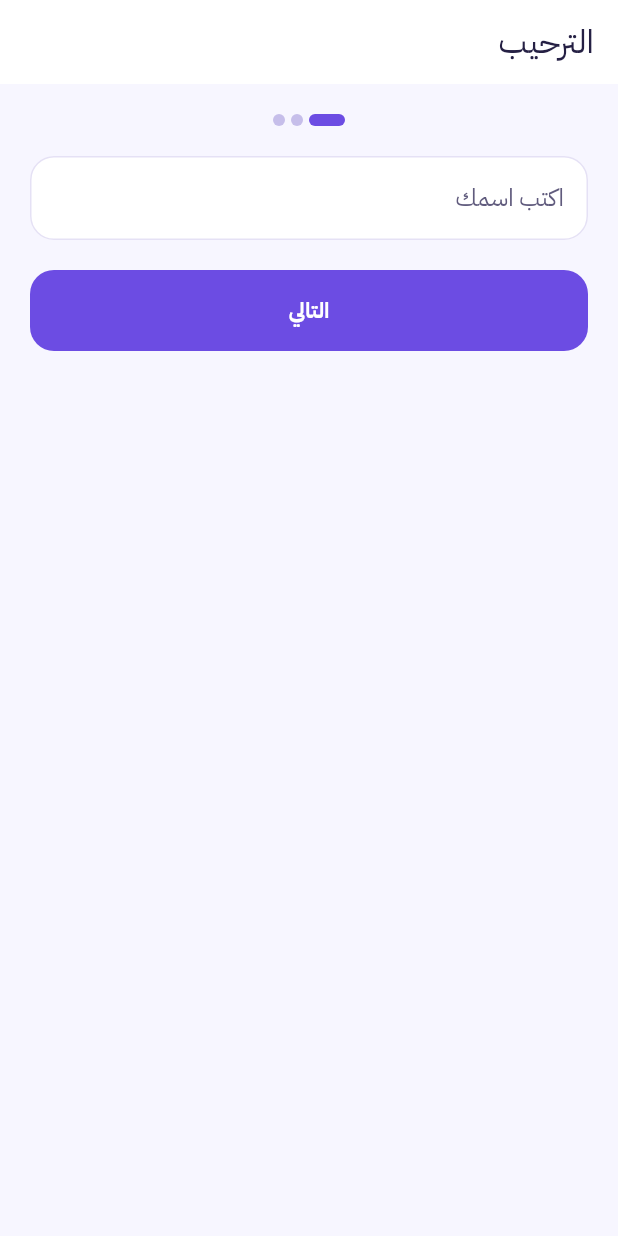
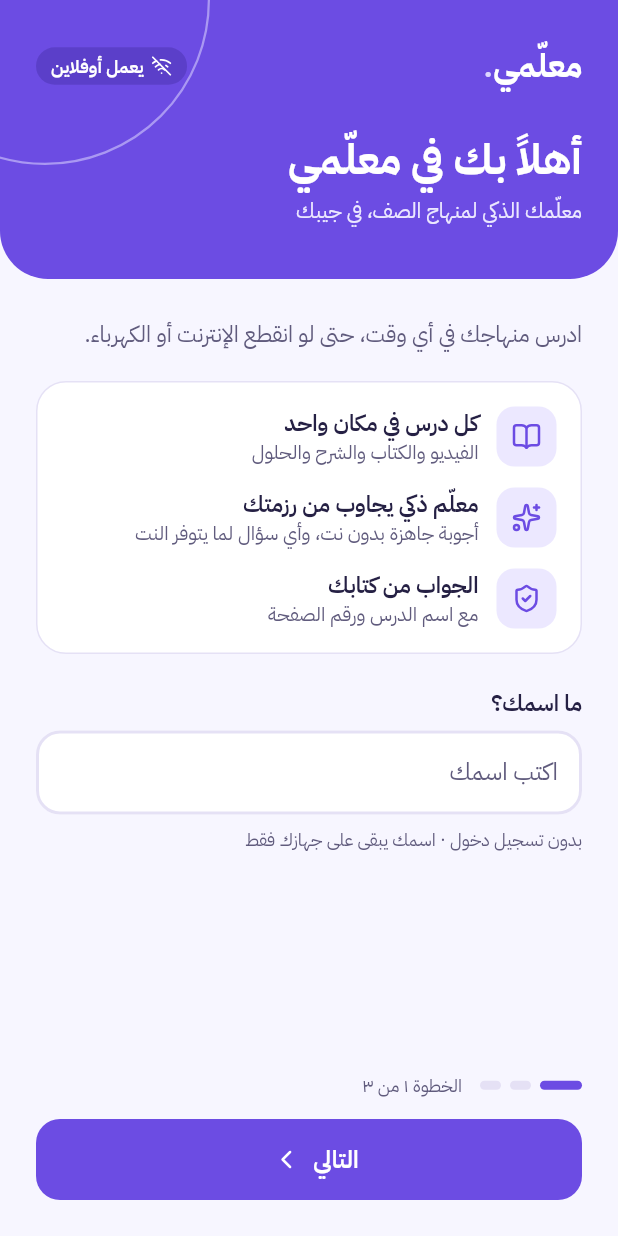
Before and after one commit to KamalAmassi/mualimi, a Flutter app: the screen it shows after launch, on a phone screen of 412 x 824 dp. Run offline on Flutter 3.47's test engine with Material 3 defaults, Android fonts, the phone set to English and light mode, and no system bars; our stand-ins replace connectivity_plus, dartz, device_info_plus, drift, equatable, flutter_local_notifications and 3 more; missing offline and left inert: background_downloader, sqlite3; accounts and stored records are empty; generated files the repository leaves out were written again; statements that could not run were skipped.

Commit message:
Add Welcome screen

```diff
--- a/lib/features/onboarding/presentation/pages/welcome_page.dart
+++ b/lib/features/onboarding/presentation/pages/welcome_page.dart
@@ -1,34 +1,81 @@
 import 'package:flutter/material.dart';
+import 'package:flutter/services.dart';
 import 'package:get/get.dart';
 
+import '../../../../core/constants/app_colors.dart';
 import '../../../../core/constants/app_sizes.dart';
-import '../../../../core/constants/app_strings.dart';
-import '../../../../core/widgets/primary_button.dart';
-import '../../../../core/widgets/step_progress.dart';
 import '../controllers/welcome_controller.dart';
+import '../widgets/onboarding_step_indicator.dart';
+import '../widgets/welcome_dimens.dart';
+import '../widgets/welcome_feature_card.dart';
+import '../widgets/welcome_header.dart';
+import '../widgets/welcome_name_field.dart';
+import '../widgets/welcome_next_button.dart';
+import '../widgets/welcome_strings.dart';
 
 class WelcomePage extends GetView<WelcomeController> {
   const WelcomePage({super.key});
 
   @override
   Widget build(BuildContext context) {
-    return Scaffold(
-      appBar: AppBar(title: const Text(AppStrings.welcome)),
-      body: Padding(
-        padding: const EdgeInsets.all(AppSizes.pagePadding),
-        child: Column(crossAxisAlignment: CrossAxisAlignment.stretch, children: [
-          const Center(child: StepProgress(current: 1, total: 3)),
-          const SizedBox(height: AppSizes.xl),
-          Obx(() => TextField(
-                controller: controller.nameField,
-                decoration: InputDecoration(
-                  hintText: AppStrings.studentNameHint,
-                  errorText: controller.invalid.value ? AppStrings.studentNameInvalid : null,
+    final colors = context.colors;
+    return AnnotatedRegion<SystemUiOverlayStyle>(
+      value: const SystemUiOverlayStyle(
+        statusBarIconBrightness: Brightness.light,
+        statusBarBrightness: Brightness.dark,
+      ),
+      child: Scaffold(
+        backgroundColor: colors.background,
+        body: Column(
+          children: [
+            Expanded(
+              child: SingleChildScrollView(
+                child: Column(
+                  crossAxisAlignment: CrossAxisAlignment.stretch,
+                  children: [
+                    const WelcomeHeader(),
+                    Padding(
+                      padding: const EdgeInsets.all(AppSizes.xxl),
+                      child: Column(
+                        crossAxisAlignment: CrossAxisAlignment.stretch,
+                        spacing: WelcomeDimens.bodyGap,
+                        children: [
+                          Text(
+                            WelcomeStrings.intro,
+                            style: TextStyle(
+                              color: colors.textSecondary,
+                              fontSize: WelcomeDimens.introFontSize,
+                              height: WelcomeDimens.introLineHeight,
+                            ),
+                          ),
+                          const WelcomeFeatureCard(),
+                          const Padding(
+                            padding: EdgeInsets.only(top: AppSizes.xs),
+                            child: WelcomeNameField(),
+                          ),
+                        ],
+                      ),
+                    ),
+                  ],
                 ),
-              )),
-          const SizedBox(height: AppSizes.xl),
-          PrimaryButton(label: AppStrings.next, onPressed: controller.next),
-        ]),
+              ),
+            ),
+            SafeArea(
+              top: false,
+              child: Padding(
+                padding: const EdgeInsets.fromLTRB(AppSizes.xxl, 0, AppSizes.xxl, AppSizes.xxl),
+                child: Column(
+                  crossAxisAlignment: CrossAxisAlignment.stretch,
+                  spacing: WelcomeDimens.footerGap,
+                  children: [
+                    const OnboardingStepIndicator(current: 1, total: 3, label: WelcomeStrings.step),
+                    WelcomeNextButton(onPressed: controller.next),
+                  ],
+                ),
+              ),
+            ),
+          ],
+        ),
       ),
     );
   }
--- /dev/null
+++ b/lib/features/onboarding/presentation/widgets/onboarding_step_indicator.dart
@@ -0,0 +1,46 @@
+import 'package:flutter/material.dart';
+
+import '../../../../core/constants/app_colors.dart';
+import 'welcome_dimens.dart';
+
+/// Onboarding progress bars followed by a "step n of m" label.
+class OnboardingStepIndicator extends StatelessWidget {
+  const OnboardingStepIndicator({
+    super.key,
+    required this.current,
+    required this.total,
+    required this.label,
+  });
+
+  final int current;
+  final int total;
+  final String label;
+
+  @override
+  Widget build(BuildContext context) {
+    final colors = context.colors;
+    return Row(
+      spacing: WelcomeDimens.stepGap,
+      children: [
+        for (var step = 1; step <= total; step++)
+          Container(
+            width: step == current ? WelcomeDimens.stepActiveWidth : WelcomeDimens.stepWidth,
+            height: WelcomeDimens.stepHeight,
+            decoration: BoxDecoration(
+              color: step <= current ? colors.primary : colors.outline,
+              borderRadius: BorderRadius.circular(WelcomeDimens.stepRadius),
+            ),
+          ),
+        Flexible(
+          child: Padding(
+            padding: const EdgeInsetsDirectional.only(start: WelcomeDimens.stepGap),
+            child: Text(
+              label,
+              style: TextStyle(color: colors.textSecondary, fontSize: WelcomeDimens.stepFontSize),
+            ),
+          ),
+        ),
+      ],
+    );
+  }
+}
--- /dev/null
+++ b/lib/features/onboarding/presentation/widgets/welcome_dimens.dart
@@ -0,0 +1,51 @@
+/// Welcome-only geometry, copied from design/screens/light/Welcome.html
+/// (px → logical pixels). Shared spacing lives in `AppSizes`.
+abstract final class WelcomeDimens {
+  static const double headerTopPadding = 28;
+  static const double headerBottomPadding = 36;
+  static const double headerRadius = 32;
+  static const double headerTitleGap = 28;
+
+  static const double ringSize = 220;
+  static const double ringBorder = 1.5;
+  static const double ringTop = -110;
+  static const double ringLeft = -80;
+  static const double ringOpacity = 0.55;
+
+  static const double brandFontSize = 22;
+  static const double chipFontSize = 12;
+  static const double chipIcon = 14;
+  static const double chipGap = 5;
+  static const double chipHorizontalPadding = 10;
+  static const double titleFontSize = 28;
+  static const double titleLineHeight = 1.35;
+  static const double subtitleFontSize = 14;
+
+  static const double bodyGap = 18;
+  static const double introFontSize = 15;
+  static const double introLineHeight = 1.7;
+
+  static const double cardRadius = 20;
+  static const double featureGap = 14;
+  static const double featureTile = 40;
+  static const double featureTileRadius = 12;
+  static const double featureIcon = 20;
+  static const double featureTitleFontSize = 15;
+  static const double featureDescriptionFontSize = 13;
+
+  static const double nameLabelFontSize = 15;
+  static const double nameFontSize = 16;
+  static const double nameBorder = 2;
+  static const double noteFontSize = 12;
+
+  static const double stepActiveWidth = 28;
+  static const double stepWidth = 14;
+  static const double stepHeight = 6;
+  static const double stepRadius = 3;
+  static const double stepGap = 6;
+  static const double stepFontSize = 12;
+  static const double footerGap = 14;
+
+  static const double buttonFontSize = 16;
+  static const double buttonIcon = 20;
+}
--- /dev/null
+++ b/lib/features/onboarding/presentation/widgets/welcome_feature_card.dart
@@ -0,0 +1,91 @@
+import 'package:flutter/material.dart';
+import 'package:lucide_icons_flutter/lucide_icons.dart';
+
+import '../../../../core/constants/app_colors.dart';
+import '../../../../core/constants/app_sizes.dart';
+import 'welcome_dimens.dart';
+import 'welcome_strings.dart';
+
+/// The card listing what the app offers, one row per feature.
+class WelcomeFeatureCard extends StatelessWidget {
+  const WelcomeFeatureCard({super.key});
+
+  @override
+  Widget build(BuildContext context) {
+    final colors = context.colors;
+    return Container(
+      padding: const EdgeInsets.all(AppSizes.lg),
+      decoration: BoxDecoration(
+        color: colors.surface,
+        border: Border.all(color: colors.outline),
+        borderRadius: BorderRadius.circular(WelcomeDimens.cardRadius),
+      ),
+      child: const Column(
+        spacing: WelcomeDimens.featureGap,
+        children: [
+          _FeatureRow(
+            icon: LucideIcons.bookOpen,
+            title: WelcomeStrings.lessonsTitle,
+            description: WelcomeStrings.lessonsDescription,
+          ),
+          _FeatureRow(
+            icon: LucideIcons.sparkles,
+            title: WelcomeStrings.tutorTitle,
+            description: WelcomeStrings.tutorDescription,
+          ),
+          _FeatureRow(
+            icon: LucideIcons.shieldCheck,
+            title: WelcomeStrings.sourceTitle,
+            description: WelcomeStrings.sourceDescription,
+          ),
+        ],
+      ),
+    );
+  }
+}
+
+class _FeatureRow extends StatelessWidget {
+  const _FeatureRow({required this.icon, required this.title, required this.description});
+
+  final IconData icon;
+  final String title;
+  final String description;
+
+  @override
+  Widget build(BuildContext context) {
+    final colors = context.colors;
+    return Row(
+      spacing: AppSizes.md,
+      children: [
+        Container(
+          width: WelcomeDimens.featureTile,
+          height: WelcomeDimens.featureTile,
+          decoration: BoxDecoration(
+            color: colors.tint,
+            borderRadius: BorderRadius.circular(WelcomeDimens.featureTileRadius),
+          ),
+          child: Icon(icon, size: WelcomeDimens.featureIcon, color: colors.primary),
+        ),
+        Expanded(
+          child: Column(
+            crossAxisAlignment: CrossAxisAlignment.start,
+            children: [
+              Text(
+                title,
+                style: TextStyle(
+                  color: colors.textPrimary,
+                  fontSize: WelcomeDimens.featureTitleFontSize,
+                  fontWeight: FontWeight.w600,
+                ),
+              ),
+              Text(
+                description,
+                style: TextStyle(color: colors.textSecondary, fontSize: WelcomeDimens.featureDescriptionFontSize),
+              ),
+            ],
+          ),
+        ),
+      ],
+    );
+  }
+}
--- /dev/null
+++ b/lib/features/onboarding/presentation/widgets/welcome_header.dart
@@ -0,0 +1,131 @@
+import 'package:flutter/material.dart';
+import 'package:lucide_icons_flutter/lucide_icons.dart';
+
+import '../../../../core/constants/app_colors.dart';
+import '../../../../core/constants/app_sizes.dart';
+import '../../../../core/constants/app_strings.dart';
+import 'splash_strings.dart';
+import 'welcome_dimens.dart';
+import 'welcome_strings.dart';
+
+/// Hero block at the top of the Welcome screen.
+class WelcomeHeader extends StatelessWidget {
+  const WelcomeHeader({super.key});
+
+  @override
+  Widget build(BuildContext context) {
+    final colors = context.colors;
+    return Container(
+      clipBehavior: Clip.hardEdge,
+      decoration: BoxDecoration(
+        color: colors.hero,
+        borderRadius: const BorderRadius.vertical(bottom: Radius.circular(WelcomeDimens.headerRadius)),
+      ),
+      child: Stack(
+        children: [
+          Positioned(
+            top: WelcomeDimens.ringTop,
+            left: WelcomeDimens.ringLeft,
+            child: Container(
+              width: WelcomeDimens.ringSize,
+              height: WelcomeDimens.ringSize,
+              decoration: BoxDecoration(
+                shape: BoxShape.circle,
+                border: Border.all(
+                  color: colors.heroRing.withValues(alpha: WelcomeDimens.ringOpacity),
+                  width: WelcomeDimens.ringBorder,
+                ),
+              ),
+            ),
+          ),
+          SafeArea(
+            bottom: false,
+            child: Padding(
+              padding: const EdgeInsets.fromLTRB(
+                AppSizes.xxl,
+                WelcomeDimens.headerTopPadding,
+                AppSizes.xxl,
+                WelcomeDimens.headerBottomPadding,
+              ),
+              child: Column(
+                crossAxisAlignment: CrossAxisAlignment.stretch,
+                children: [
+                  Row(
+                    children: [
+                      Text.rich(
+                        TextSpan(
+                          text: AppStrings.appName,
+                          children: [
+                            TextSpan(text: SplashStrings.nameDot, style: TextStyle(color: colors.heroHighlight)),
+                          ],
+                        ),
+                        style: TextStyle(
+                          color: colors.onHero,
+                          fontSize: WelcomeDimens.brandFontSize,
+                          fontWeight: FontWeight.w700,
+                        ),
+                      ),
+                      const SizedBox(width: AppSizes.md),
+                      const Expanded(
+                        child: Align(
+                          alignment: AlignmentDirectional.centerEnd,
+                          child: FittedBox(fit: BoxFit.scaleDown, child: _OfflineChip()),
+                        ),
+                      ),
+                    ],
+                  ),
+                  const SizedBox(height: WelcomeDimens.headerTitleGap),
+                  Text(
+                    WelcomeStrings.title,
+                    style: TextStyle(
+                      color: colors.onHero,
+                      fontSize: WelcomeDimens.titleFontSize,
+                      fontWeight: FontWeight.w700,
+                      height: WelcomeDimens.titleLineHeight,
+                    ),
+                  ),
+                  const SizedBox(height: AppSizes.xs),
+                  Text(
+                    WelcomeStrings.subtitle,
+                    style: TextStyle(color: colors.onHeroMuted, fontSize: WelcomeDimens.subtitleFontSize),
+                  ),
+                ],
+              ),
+            ),
+          ),
+        ],
+      ),
+    );
+  }
+}
+
+class _OfflineChip extends StatelessWidget {
+  const _OfflineChip();
+
+  @override
+  Widget build(BuildContext context) {
+    final colors = context.colors;
+    return Container(
+      padding: const EdgeInsets.symmetric(horizontal: WelcomeDimens.chipHorizontalPadding, vertical: AppSizes.xs),
+      decoration: BoxDecoration(
+        color: colors.heroChip,
+        borderRadius: BorderRadius.circular(AppSizes.radiusChip),
+      ),
+      child: Row(
+        mainAxisSize: MainAxisSize.min,
+        spacing: WelcomeDimens.chipGap,
+        children: [
+          Icon(LucideIcons.wifiOff, size: WelcomeDimens.chipIcon, color: colors.onHero),
+          Text(
+            WelcomeStrings.offlineChip,
+            style: TextStyle(
+              color: colors.onHero,
+              fontSize: WelcomeDimens.chipFontSize,
+              fontWeight: FontWeight.w600,
+            ),
+          ),
+        ],
+      ),
+    );
+  }
+}
--- /dev/null
+++ b/lib/features/onboarding/presentation/widgets/welcome_name_field.dart
@@ -0,0 +1,56 @@
+import 'package:flutter/material.dart';
+import 'package:get/get.dart';
+
+import '../../../../core/constants/app_colors.dart';
+import '../../../../core/constants/app_sizes.dart';
+import '../../../../core/constants/app_strings.dart';
+import '../controllers/welcome_controller.dart';
+import 'welcome_dimens.dart';
+import 'welcome_strings.dart';
+
+/// Name question, its text field and the on-device privacy note.
+class WelcomeNameField extends GetView<WelcomeController> {
+  const WelcomeNameField({super.key});
+
+  @override
+  Widget build(BuildContext context) {
+    final colors = context.colors;
+    final radius = BorderRadius.circular(AppSizes.radiusButton);
+    OutlineInputBorder border(Color color) => OutlineInputBorder(
+          borderRadius: radius,
+          borderSide: BorderSide(color: color, width: WelcomeDimens.nameBorder),
+        );
+    return Column(
+      crossAxisAlignment: CrossAxisAlignment.stretch,
+      spacing: AppSizes.sm,
+      children: [
+        Text(
+          WelcomeStrings.nameLabel,
+          style: TextStyle(
+            color: colors.textPrimary,
+            fontSize: WelcomeDimens.nameLabelFontSize,
+            fontWeight: FontWeight.w600,
+          ),
+        ),
+        Obx(() => TextField(
+              controller: controller.nameField,
+              textInputAction: TextInputAction.done,
+              onSubmitted: (_) => controller.next(),
+              style: TextStyle(color: colors.textPrimary, fontSize: WelcomeDimens.nameFontSize),
+              decoration: InputDecoration(
+                hintText: AppStrings.studentNameHint,
+                errorText: controller.invalid.value ? AppStrings.studentNameInvalid : null,
+                enabledBorder: border(colors.outline),
+                focusedBorder: border(colors.primaryText),
+                errorBorder: border(colors.error),
+                focusedErrorBorder: border(colors.error),
+              ),
+            )),
+        Text(
+          WelcomeStrings.privacyNote,
+          style: TextStyle(color: colors.textSecondary, fontSize: WelcomeDimens.noteFontSize),
+        ),
+      ],
+    );
+  }
+}
--- /dev/null
+++ b/lib/features/onboarding/presentation/widgets/welcome_next_button.dart
@@ -0,0 +1,25 @@
+import 'package:flutter/material.dart';
+import 'package:lucide_icons_flutter/lucide_icons.dart';
+
+import '../../../../core/constants/app_strings.dart';
+import 'welcome_dimens.dart';
+
+/// "Next" with the forward chevron after the label (left side in RTL).
+class WelcomeNextButton extends StatelessWidget {
+  const WelcomeNextButton({super.key, required this.onPressed});
+
+  final VoidCallback onPressed;
+
+  @override
+  Widget build(BuildContext context) {
+    return FilledButton.icon(
+      onPressed: onPressed,
+      iconAlignment: IconAlignment.end,
+      icon: const Icon(LucideIcons.chevronLeft, size: WelcomeDimens.buttonIcon),
+      label: const Text(
+        AppStrings.next,
+        style: TextStyle(fontSize: WelcomeDimens.buttonFontSize, fontWeight: FontWeight.w600),
+      ),
+    );
+  }
+}
--- /dev/null
+++ b/lib/features/onboarding/presentation/widgets/welcome_strings.dart
@@ -0,0 +1,20 @@
+/// Welcome-only copy, taken from design/screens/light/Welcome.html, except
+/// the tutor row, which uses the product guide v2 wording: the design's
+/// "offline smart tutor" promise no longer matches the app.
+abstract final class WelcomeStrings {
+  static const offlineChip = 'يعمل أوفلاين';
+  static const title = 'أهلاً بك في معلّمي';
+  static const subtitle = 'معلّمك الذكي لمنهاج الصف، في جيبك';
+  static const intro = 'ادرس منهاجك في أي وقت، حتى لو انقطع الإنترنت أو الكهرباء.';
+  static const lessonsTitle = 'كل درس في مكان واحد';
+  static const lessonsDescription = 'الفيديو والكتاب والشرح والحلول';
+  static const sourceTitle = 'الجواب من كتابك';
+  static const sourceDescription = 'مع اسم الدرس ورقم الصفحة';
+  static const nameLabel = 'ما اسمك؟';
+  static const privacyNote = 'بدون تسجيل دخول · اسمك يبقى على جهازك فقط';
+
+  static const step = 'الخطوة ١ من ٣';
+
+  static const tutorTitle = 'معلّم ذكي يجاوب من رزمتك';
+  static const tutorDescription = 'أجوبة جاهزة بدون نت، وأي سؤال لما يتوفر النت';
+}
```
Also changed, not shown: 2 other files.
